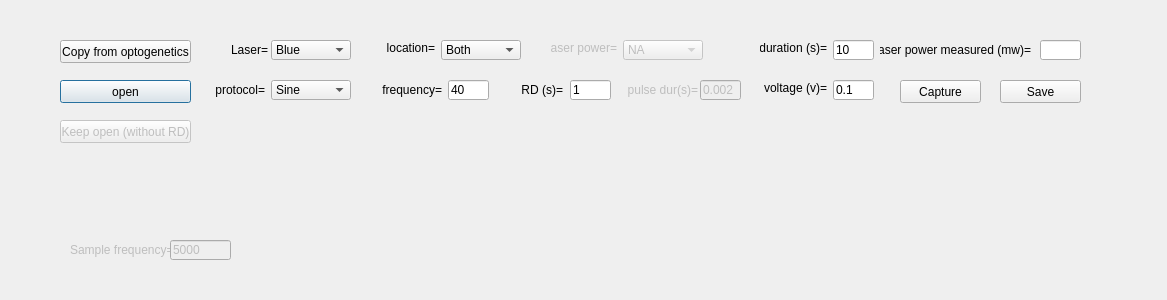
AllenNeuralDynamics/dynamic-foraging-task, file src/foraging_gui/CalibrationLaser.ui: the form before one commit.
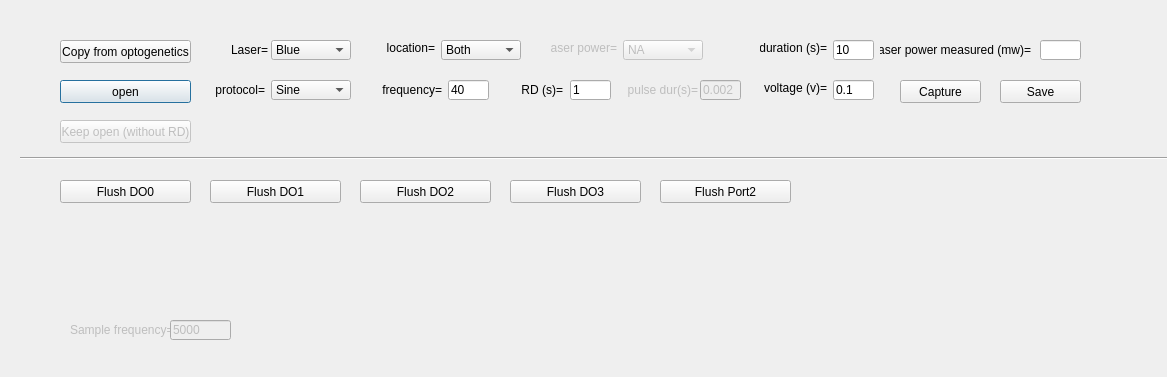
The form after the commit.

Commit message: Flush DO ports

```diff
--- a/src/foraging_gui/CalibrationLaser.ui
+++ b/src/foraging_gui/CalibrationLaser.ui
@@ -7,7 +7,7 @@
     <x>0</x>
     <y>0</y>
     <width>1167</width>
-    <height>300</height>
+    <height>377</height>
    </rect>
   </property>
   <property name="sizePolicy">
@@ -510,7 +510,7 @@
    <property name="geometry">
     <rect>
      <x>70</x>
-     <y>240</y>
+     <y>320</y>
      <width>111</width>
      <height>20</height>
     </rect>
@@ -526,7 +526,7 @@
    <property name="geometry">
     <rect>
      <x>170</x>
-     <y>240</y>
+     <y>320</y>
      <width>61</width>
      <height>20</height>
     </rect>
@@ -692,8 +692,8 @@
   <widget class="QLabel" name="Warning">
    <property name="geometry">
     <rect>
-     <x>210</x>
-     <y>170</y>
+     <x>240</x>
+     <y>300</y>
      <width>611</width>
      <height>51</height>
     </rect>
@@ -717,6 +717,135 @@
     <set>Qt::AlignLeading|Qt::AlignLeft|Qt::AlignVCenter</set>
    </property>
   </widget>
+  <widget class="Line" name="line_2">
+   <property name="geometry">
+    <rect>
+     <x>20</x>
+     <y>150</y>
+     <width>1191</width>
+     <height>16</height>
+    </rect>
+   </property>
+   <property name="sizePolicy">
+    <sizepolicy hsizetype="Expanding" vsizetype="Expanding">
+     <horstretch>0</horstretch>
+     <verstretch>0</verstretch>
+    </sizepolicy>
+   </property>
+   <property name="orientation">
+    <enum>Qt::Horizontal</enum>
+   </property>
+  </widget>
+  <widget class="QPushButton" name="Flush_DO0">
+   <property name="geometry">
+    <rect>
+     <x>60</x>
+     <y>180</y>
+     <width>131</width>
+     <height>23</height>
+    </rect>
+   </property>
+   <property name="sizePolicy">
+    <sizepolicy hsizetype="Expanding" vsizetype="Expanding">
+     <horstretch>0</horstretch>
+     <verstretch>0</verstretch>
+    </sizepolicy>
+   </property>
+   <property name="text">
+    <string>Flush DO0</string>
+   </property>
+   <property name="checkable">
+    <bool>false</bool>
+   </property>
+  </widget>
+  <widget class="QPushButton" name="Flush_DO1">
+   <property name="geometry">
+    <rect>
+     <x>210</x>
+     <y>180</y>
+     <width>131</width>
+     <height>23</height>
+    </rect>
+   </property>
+   <property name="sizePolicy">
+    <sizepolicy hsizetype="Expanding" vsizetype="Expanding">
+     <horstretch>0</horstretch>
+     <verstretch>0</verstretch>
+    </sizepolicy>
+   </property>
+   <property name="text">
+    <string>Flush DO1</string>
+   </property>
+   <property name="checkable">
+    <bool>false</bool>
+   </property>
+  </widget>
+  <widget class="QPushButton" name="Flush_DO2">
+   <property name="geometry">
+    <rect>
+     <x>360</x>
+     <y>180</y>
+     <width>131</width>
+     <height>23</height>
+    </rect>
+   </property>
+   <property name="sizePolicy">
+    <sizepolicy hsizetype="Expanding" vsizetype="Expanding">
+     <horstretch>0</horstretch>
+     <verstretch>0</verstretch>
+    </sizepolicy>
+   </property>
+   <property name="text">
+    <string>Flush DO2</string>
+   </property>
+   <property name="checkable">
+    <bool>false</bool>
+   </property>
+  </widget>
+  <widget class="QPushButton" name="Flush_DO3">
+   <property name="geometry">
+    <rect>
+     <x>510</x>
+     <y>180</y>
+     <width>131</width>
+     <height>23</height>
+    </rect>
+   </property>
+   <property name="sizePolicy">
+    <sizepolicy hsizetype="Expanding" vsizetype="Expanding">
+     <horstretch>0</horstretch>
+     <verstretch>0</verstretch>
+    </sizepolicy>
+   </property>
+   <property name="text">
+    <string>Flush DO3</string>
+   </property>
+   <property name="checkable">
+    <bool>false</bool>
+   </property>
+  </widget>
+  <widget class="QPushButton" name="Flush_Port2">
+   <property name="geometry">
+    <rect>
+     <x>660</x>
+     <y>180</y>
+     <width>131</width>
+     <height>23</height>
+    </rect>
+   </property>
+   <property name="sizePolicy">
+    <sizepolicy hsizetype="Expanding" vsizetype="Expanding">
+     <horstretch>0</horstretch>
+     <verstretch>0</verstretch>
+    </sizepolicy>
+   </property>
+   <property name="text">
+    <string>Flush Port2</string>
+   </property>
+   <property name="checkable">
+    <bool>false</bool>
+   </property>
+  </widget>
  </widget>
  <resources/>
  <connections/>
```
The commit also changes 5 other files.
